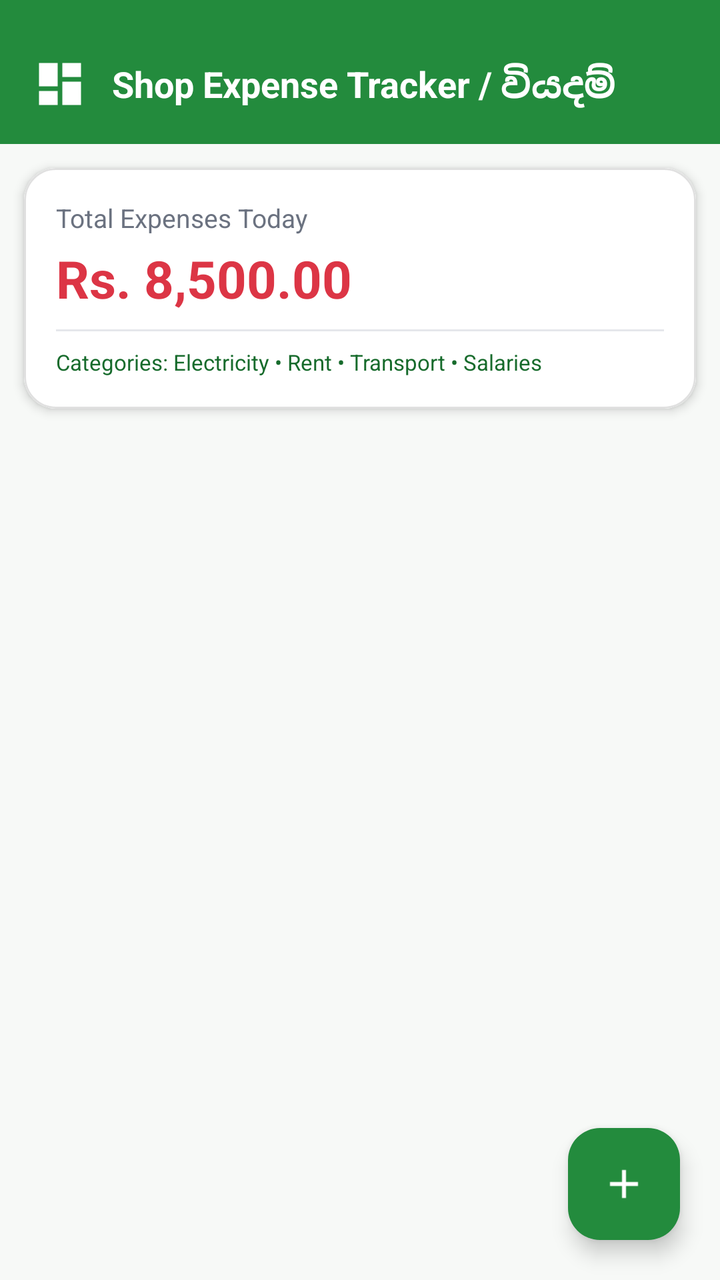
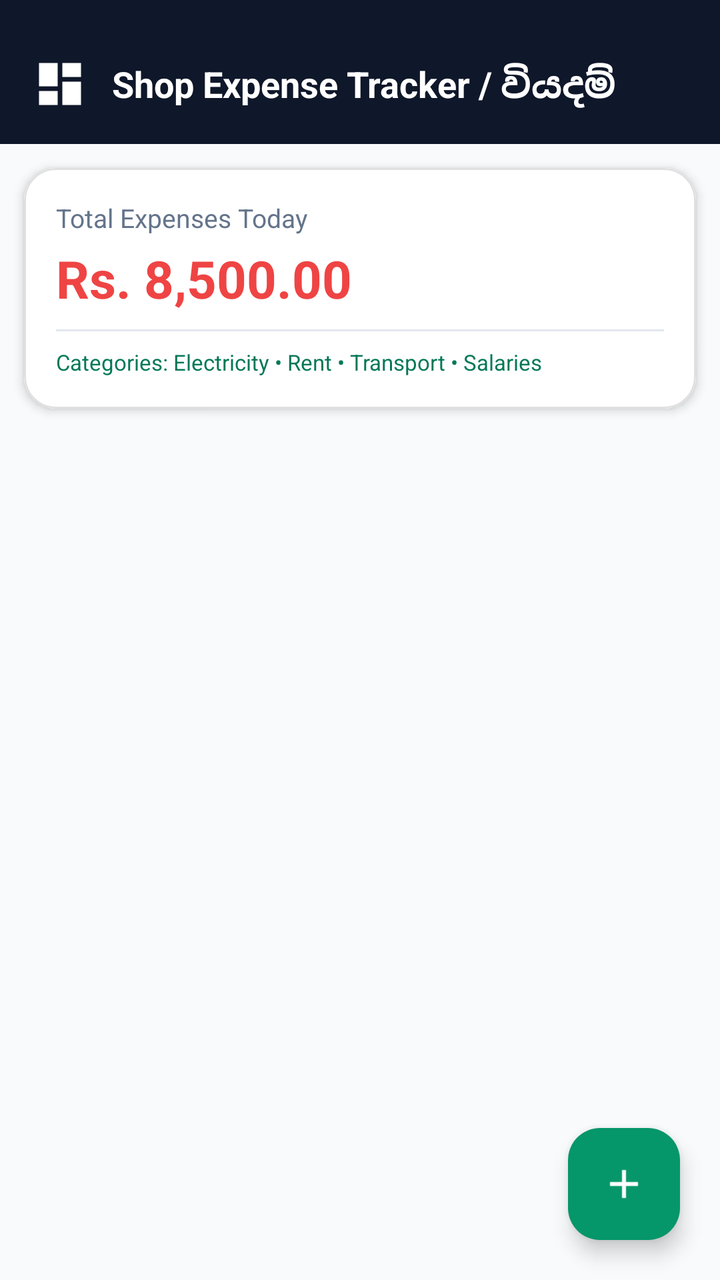

Before-and-after screenshots of an Android layout around one commit, followed by the original layout XML and the change that was made.
<!-- AndroidManifest.xml: application theme Theme.PosSystem -->
<!-- res/layout/activity_expenses.xml -->
<?xml version="1.0" encoding="utf-8"?>
<RelativeLayout xmlns:android="http://schemas.android.com/apk/res/android"
    xmlns:app="http://schemas.android.com/apk/res-auto"
    android:layout_width="match_parent"
    android:layout_height="match_parent"
    android:fitsSystemWindows="true"
    android:background="@color/green_bg_light">

    
    <LinearLayout
        android:id="@+id/headerExpenses"
        android:layout_width="match_parent"
        android:layout_height="wrap_content"
        android:background="@color/green_primary"
        android:gravity="center_vertical"
        android:orientation="horizontal"
        android:paddingHorizontal="16dp"
        android:paddingTop="28dp"
        android:paddingBottom="16dp">

        <ImageView
            android:id="@+id/btnBackExpenses"
            android:layout_width="28dp"
            android:layout_height="28dp"
            android:contentDescription="Back"
            android:src="@drawable/ic_dashboard"
            app:tint="@color/white" />

        <TextView
            android:layout_width="0dp"
            android:layout_height="wrap_content"
            android:layout_marginStart="12dp"
            android:layout_weight="1"
            android:text="Shop Expense Tracker / වියදම්"
            android:textColor="@color/white"
            android:textSize="18sp"
            android:textStyle="bold" />
    </LinearLayout>

    
    <com.google.android.material.card.MaterialCardView
        android:id="@+id/cardExpenseTotal"
        android:layout_width="match_parent"
        android:layout_height="wrap_content"
        android:layout_below="@id/headerExpenses"
        android:layout_margin="12dp"
        app:cardBackgroundColor="@color/white"
        app:cardCornerRadius="16dp"
        app:cardElevation="3dp"
        app:strokeColor="#E0E0E0"
        app:strokeWidth="1dp">

        <LinearLayout
            android:layout_width="match_parent"
            android:layout_height="wrap_content"
            android:background="@color/white"
            android:orientation="vertical"
            android:padding="16dp">

            <TextView
                android:layout_width="wrap_content"
                android:layout_height="wrap_content"
                android:text="Total Expenses Today"
                android:textColor="@color/text_secondary"
                android:textSize="13sp" />

            <TextView
                android:id="@+id/tvTodayExpenseTotal"
                android:layout_width="wrap_content"
                android:layout_height="wrap_content"
                android:layout_marginTop="4dp"
                android:text="Rs. 8,500.00"
                android:textColor="@color/red_alert"
                android:textSize="26sp"
                android:textStyle="bold" />

            <View
                android:layout_width="match_parent"
                android:layout_height="1dp"
                android:layout_marginVertical="8dp"
                android:background="@color/divider_color" />

            <TextView
                android:layout_width="wrap_content"
                android:layout_height="wrap_content"
                android:text="Categories: Electricity • Rent • Transport • Salaries"
                android:textColor="@color/green_primary_dark"
                android:textSize="11sp" />

        </LinearLayout>
    </com.google.android.material.card.MaterialCardView>

    
    <androidx.recyclerview.widget.RecyclerView
        android:id="@+id/rvExpenses"
        android:layout_width="match_parent"
        android:layout_height="match_parent"
        android:layout_below="@id/cardExpenseTotal"
        android:clipToPadding="false"
        android:paddingBottom="80dp" />

    
    <com.google.android.material.floatingactionbutton.FloatingActionButton
        android:id="@+id/fabAddExpense"
        android:layout_width="wrap_content"
        android:layout_height="wrap_content"
        android:layout_alignParentEnd="true"
        android:layout_alignParentBottom="true"
        android:layout_margin="20dp"
        android:contentDescription="Add Expense"
        android:src="@drawable/ic_add"
        app:backgroundTint="@color/green_primary"
        app:tint="@color/white" />

</RelativeLayout>
<!-- resources referenced by this layout -->
<resources>
  <color name="divider_color">#E5E7EB</color>
  <color name="green_bg_light">#F7F9F7</color>
  <color name="green_primary">#238B3D</color>
  <color name="green_primary_dark">#176B2C</color>
  <color name="red_alert">#DC3545</color>
  <color name="text_secondary">#6B7280</color>
  <color name="white">#FFFFFF</color>
  <!-- drawable ic_add (drawable) -->
  <vector xmlns:android="http://schemas.android.com/apk/res/android"
      android:width="24dp"
      android:height="24dp"
      android:viewportWidth="24"
      android:viewportHeight="24">
    <path
        android:fillColor="@color/white"
        android:pathData="M19,13h-6v6h-2v-6H5v-2h6V5h2v6h6v2z"/>
  </vector>
  <!-- drawable ic_dashboard (drawable) -->
  <vector xmlns:android="http://schemas.android.com/apk/res/android"
      android:width="24dp"
      android:height="24dp"
      android:viewportWidth="24"
      android:viewportHeight="24">
    <path
        android:fillColor="@color/green_primary"
        android:pathData="M3,13h8V3H3v10zm0,8h8v-6H3v6zm10,0h8V11h-8v10zm0,-18v6h8V3h-8z"/>
  </vector>
  <style name="Theme.PosSystem" parent="Base.Theme.PosSystem" />
  <style name="Base.Theme.PosSystem" parent="Theme.Material3.Light.NoActionBar">
          
          <item name="colorPrimary">@color/green_primary</item>
          <item name="colorPrimaryVariant">@color/green_primary_dark</item>
          <item name="colorOnPrimary">@color/white</item>
          
          <item name="colorSecondary">@color/green_primary_light</item>
          <item name="colorSecondaryVariant">@color/green_primary_dark</item>
          <item name="colorOnSecondary">@color/white</item>
          
          <item name="colorSurface">@color/white</item>
          <item name="colorSurfaceContainer">@color/white</item>
          <item name="colorSurfaceContainerLow">@color/white</item>
          <item name="colorSurfaceContainerHigh">@color/white</item>
          <item name="colorSurfaceContainerHighest">@color/white</item>
          
          <item name="android:statusBarColor">@color/green_primary_dark</item>
          
          <item name="android:textColorHint">#6B7280</item>
          <item name="android:editTextColor">@color/black</item>
          
          <item name="android:windowBackground">@color/green_bg_light</item>
      </style>
  <color name="green_primary_light">#34A853</color>
  <color name="black">#202124</color>
</resources>

<!-- the commit's change to res/layout/activity_expenses.xml (unified diff, before → after) -->
@@ -11,7 +11,7 @@
         android:id="@+id/headerExpenses"
         android:layout_width="match_parent"
         android:layout_height="wrap_content"
-        android:background="@color/green_primary"
+        android:background="@color/slate_primary"
         android:gravity="center_vertical"
         android:orientation="horizontal"
         android:paddingHorizontal="16dp"
<!-- resource entries referenced after the edit -->
@@ -1,11 +1,12 @@
 <!-- resources referenced by this layout -->
 <resources>
-  <color name="divider_color">#E5E7EB</color>
-  <color name="green_bg_light">#F7F9F7</color>
-  <color name="green_primary">#238B3D</color>
-  <color name="green_primary_dark">#176B2C</color>
-  <color name="red_alert">#DC3545</color>
-  <color name="text_secondary">#6B7280</color>
+  <color name="divider_color">#E2E8F0</color>
+  <color name="green_bg_light">#F8FAFC</color>
+  <color name="green_primary">#059669</color>
+  <color name="green_primary_dark">#047857</color>
+  <color name="red_alert">#EF4444</color>
+  <color name="slate_primary">#0F172A</color>
+  <color name="text_secondary">#64748B</color>
   <color name="white">#FFFFFF</color>
   <!-- drawable ic_add (drawable) -->
   <vector xmlns:android="http://schemas.android.com/apk/res/android"
@@ -30,11 +31,11 @@
   <style name="Theme.PosSystem" parent="Base.Theme.PosSystem" />
   <style name="Base.Theme.PosSystem" parent="Theme.Material3.Light.NoActionBar">
           
-          <item name="colorPrimary">@color/green_primary</item>
-          <item name="colorPrimaryVariant">@color/green_primary_dark</item>
+          <item name="colorPrimary">@color/slate_primary</item>
+          <item name="colorPrimaryVariant">@color/slate_surface</item>
           <item name="colorOnPrimary">@color/white</item>
           
-          <item name="colorSecondary">@color/green_primary_light</item>
+          <item name="colorSecondary">@color/green_primary</item>
           <item name="colorSecondaryVariant">@color/green_primary_dark</item>
           <item name="colorOnSecondary">@color/white</item>
           
@@ -44,14 +45,15 @@
           <item name="colorSurfaceContainerHigh">@color/white</item>
           <item name="colorSurfaceContainerHighest">@color/white</item>
           
-          <item name="android:statusBarColor">@color/green_primary_dark</item>
+          <item name="android:statusBarColor">@color/slate_primary</item>
           
-          <item name="android:textColorHint">#6B7280</item>
-          <item name="android:editTextColor">@color/black</item>
+          <item name="android:textColorHint">@color/text_hint</item>
+          <item name="android:editTextColor">@color/text_primary</item>
           
           <item name="android:windowBackground">@color/green_bg_light</item>
       </style>
-  <color name="green_primary_light">#34A853</color>
-  <color name="black">#202124</color>
+  <color name="slate_surface">#1E293B</color>
+  <color name="text_hint">#94A3B8</color>
+  <color name="text_primary">#0F172A</color>
 </resources>
 
